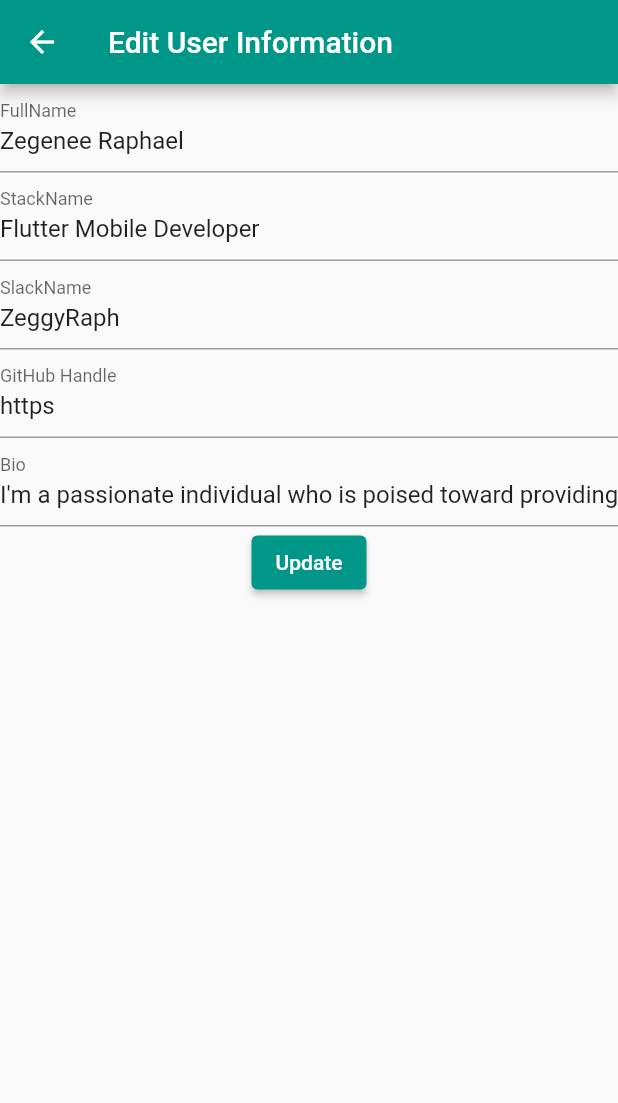
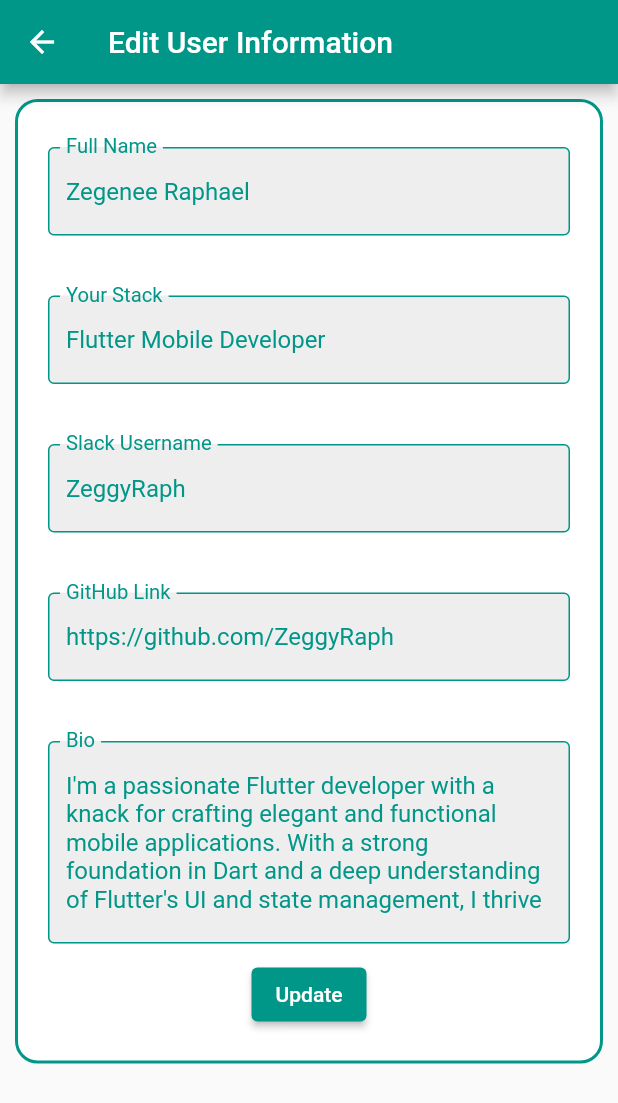
Before and after one commit to ZeggyRaph/editable_cv_mobile_app, a Flutter app: the screen it shows after launch, after a tap on "Edit CV", on a phone screen of 412 x 824 dp. Shown: the top 1103 px of the screen. Run offline on Flutter 3.47's test engine with Material 2 defaults, Android fonts, the phone set to English and light mode, and no system bars.

Commit message:
completed cv app

```diff
--- /dev/null
+++ b/lib/constants.dart
@@ -0,0 +1,28 @@
+import 'package:flutter/material.dart';
+
+var kContainerDecoration = BoxDecoration(
+  border:  Border.all(
+    color: Colors.teal,
+    style: BorderStyle.solid,
+    width: 2.0,
+  ),
+  color: Colors.white,
+  borderRadius: const BorderRadius.only(
+    topRight: Radius.circular(15.0),
+    bottomRight: Radius.circular(15.0),
+    topLeft: Radius.circular(15.0),
+    bottomLeft: Radius.circular(15.0),
+  ),
+);
+const kPaddingTextStyle = TextStyle(
+  color:Colors.teal,
+  fontSize: 12,
+  fontWeight: FontWeight.normal,
+  fontFamily:'SourceSan3',
+);
+
+const kTextStyle = TextStyle(
+  color: Colors.teal,
+  fontSize: 18.0,
+  fontFamily: 'Candal',
+);
--- a/lib/screens/edit_user_info_screen.dart
+++ b/lib/screens/edit_user_info_screen.dart
@@ -1,6 +1,8 @@
 import 'package:flutter/material.dart';
 
 import 'package:cv_editable_app/models/model.dart';
+
+import '../widgets/text_form_field_widget.dart';
 
 
 class EditUserInfoScreen extends StatefulWidget {
@@ -37,62 +39,69 @@ class _EditUserInfoScreenState extends State<EditUserInfoScreen> {
   Widget build(BuildContext context) {
     return Scaffold(
       appBar: AppBar(
-        title: Text('Edit User Information'),
+        title: const Text('Edit User Information'),
       ),
-      body: Form(
+      body:GestureDetector(
+        onTap: () {
+          // Close the keyboard by unfocusing the current focus node
+          FocusScope.of(context).unfocus();
+        },
+        child: SafeArea(
+          child:  Container(
+            margin:  const EdgeInsets.only(
+                top: 10,
+                bottom: 10,
+                right: 10.0,left: 10.0),
+            decoration:  BoxDecoration(
+              border: Border.all(
+                color: Colors.teal,
+                style: BorderStyle.solid,
+                width: 2.0,
+              ),
+              color: Colors.white,
+              borderRadius:const BorderRadius.only(
+                topRight: Radius.circular(15.0),
+                bottomRight: Radius.circular(15.0),
+                topLeft: Radius.circular(15.0),
+                bottomLeft: Radius.circular(15.0),
+              ),
+            ),
+            child: SingleChildScrollView(
+            child: Form(
               key: _formKey,
               child: Column(
                 children: <Widget>[
-            TextFormField(
+                  TextFormFieldStyling(
                       controller: _fullNameController,
-              decoration: InputDecoration(labelText: 'FullName'),
-              validator: (value) {
-                if (value!.isEmpty) {
-                  return 'Please enter your full name';
-                }
-                return null;
-              },
-            ),
-            TextFormField(
+                  labelText: 'Full Name',
+                  hinText: 'Please enter your full name',
+                  validatorMessage: 'please enter your full name'),
+                  TextFormFieldStyling(
                       controller: _stackNameController,
-              decoration: InputDecoration(labelText: 'StackName'),
-              validator: (value) {
-                if (value!.isEmpty) {
-                  return 'Please enter your stack name';
-                }
-                return null;
-              },
-            ),
-            TextFormField(
+                      labelText: 'Your Stack',
+                      hinText: 'Please enter your Stack',
+                      validatorMessage: 'please enter your Stack'),
+                  TextFormFieldStyling(
+
                       controller: _slackNameController,
-              decoration: InputDecoration(labelText: 'SlackName'),
-              validator: (value) {
-                if (value!.isEmpty) {
-                  return 'Please enter your slackName';
-                }
-                return null;
-              },
-            ),
-            TextFormField(
+                      labelText: 'Slack Username',
+                      hinText: 'Please enter your Slack Username',
+                      validatorMessage: 'please enter your Slack Username'),
+                  TextFormFieldStyling(
+
                       controller: _githubHandleController,
-              decoration: InputDecoration(labelText: 'GitHub Handle'),
-              validator: (value) {
-                if (value!.isEmpty) {
-                  return 'Please enter your GitHub Handle';
-                }
-                return null;
-              },
-            ),
-            TextFormField(
+                      labelText: 'GitHub Link',
+                      hinText: 'Please enter your GitHub Link',
+                      validatorMessage: 'Please enter your GitHub Link',),
+                  TextFormFieldStyling(
+                    keyboardType: TextInputType.multiline,
+                    textInputAction: TextInputAction.newline,
+                    maxLine: 5,
+                      minLine: 2,
                       controller: _bioController,
-              decoration: InputDecoration(labelText: 'Bio'),
-              validator: (value) {
-                if (value!.isEmpty) {
-                  return 'Please enter your bio';
-                }
-                return null;
-              },
-            ),
+                      labelText: 'Bio',
+                      hinText: 'Tell us about yourself...',
+                      validatorMessage: 'Please enter your bio'),
                   ElevatedButton(
                     onPressed: () {
                       if (_formKey.currentState!.validate()) {
@@ -104,19 +113,26 @@ class _EditUserInfoScreenState extends State<EditUserInfoScreen> {
                           githubHandle: _githubHandleController.text,
                           bio: _bioController.text,
                         );
+                        // Check if widget.userInformation is null and handle it accordingly
+                        if (widget.userInformation != null) {
+                          widget.onUpdate(updatedInfo);
+                        } else {
 
-                  // Call the onUpdate function to update the user information
-                  widget.onUpdate(updatedInfo);
-
+                        }
                         // Pop back to the previous screen
                         Navigator.pop(context);
                       }
                     },
-              child: Text('Update'),
+                    child: const Text('Update'),
                   ),
+                  const SizedBox(height: 20.0,),
                 ],
               ),
             ),
+        ),
+          ),),
+      ) ,
+
     );
   }
 
--- a/lib/screens/user_info_screen.dart
+++ b/lib/screens/user_info_screen.dart
@@ -1,20 +1,24 @@
+import 'package:cv_editable_app/constants.dart';
 import 'package:flutter/material.dart';
 
 import '../models/model.dart';
 import 'package:cv_editable_app/screens/edit_user_info_screen.dart';
 
 class UserInfoScreen extends StatefulWidget {
+  const UserInfoScreen({super.key});
+
   @override
   _UserInfoScreenState createState() => _UserInfoScreenState();
 }
 
 class _UserInfoScreenState extends State<UserInfoScreen> {
+
   UserInformation userInformation = UserInformation(
     fullName: 'Zegenee Raphael',
     stackName: 'Flutter Mobile Developer',
     slackUsername: 'ZeggyRaph',
-    githubHandle: 'https',
-    bio: 'I\'m a passionate individual who is poised toward providing solution using my programming skills'
+    githubHandle: 'https://github.com/ZeggyRaph',
+    bio: 'I\'m a passionate Flutter developer with a knack for crafting elegant and functional mobile applications. With a strong foundation in Dart and a deep understanding of Flutter\'s UI and state management, I thrive on turning creative ideas into delightful user experiences.'
   );
 
   void onUpdate(UserInformation updatedInfo) {
@@ -27,16 +31,79 @@ class _UserInfoScreenState extends State<UserInfoScreen> {
   Widget build(BuildContext context) {
     return Scaffold(
       appBar: AppBar(
-        title: Text('User Information'),
+        title: const Center(child: Text('User Information')),
       ),
-      body: Column(
+      body: GestureDetector(
+        onTap: () {
+
+          // Close the keyboard by unfocusing the current focus node
+          FocusScope.of(context).unfocus();
+        },
+        child: Container(
+          margin:  const EdgeInsets.only(
+              top: 10,
+              bottom: 10,
+              right: 10.0,left: 10.0),
+          decoration: kContainerDecoration,
+          child: Container(
+            margin: const EdgeInsets.only(left: 50.0,right: 10.0),
+            child: Column(
+              mainAxisAlignment: MainAxisAlignment.spaceEvenly,
+              crossAxisAlignment: CrossAxisAlignment.start,
               children: <Widget>[
-          Text('Full Name: ${userInformation.fullName}'),
-          Text('Stack Name: ${userInformation.stackName}'),
-          Text('Slack username: ${userInformation.slackUsername}'),
-          Text('GitHub Link: ${userInformation.githubHandle}'),
-          Text('Bio: ${userInformation.bio}'),
-          ElevatedButton(
+                Padding(
+                  padding: const EdgeInsets.only(top: 20,right: 10),
+                  child: Text('${userInformation.fullName}',
+                  style: TextStyle(
+                      color:Theme.of(context).primaryColor,
+                    fontSize: 25,
+                    fontWeight: FontWeight.bold,
+                    fontFamily:'Candal',
+                  ),),
+                ),
+                Padding(
+                  padding: const EdgeInsets.only(right: 50,),
+                  child: Text('${userInformation.stackName}',
+                    style: kPaddingTextStyle,),
+                ),
+                const SizedBox(
+                  height: 20.0,
+                ),
+                const Text('Slack username',
+                  style: kTextStyle,
+                ),
+                     Padding(
+                      padding: const EdgeInsets.only(left: 10.0,right: 10.0),
+                      child: Text('${userInformation.slackUsername}',
+                          style: kPaddingTextStyle,
+                      ),
+                    ),
+                const SizedBox(height: 20.0,),
+                const Text('GitHub Link',
+                  style: kTextStyle,
+                ),
+                Padding(
+                  padding: const EdgeInsets.only(left: 10.0,right: 10.0),
+                  child: Text(' ${userInformation.githubHandle}',
+                    style: kPaddingTextStyle,
+                  ),
+                ),
+                const SizedBox(height: 20.0,),
+                const Text('About Me',
+                  style: kTextStyle,
+                ),
+                Padding(
+                  padding: const EdgeInsets.only(left: 10.0,right: 10.0),
+                  child: Text(' ${userInformation.bio}',
+                    style: kPaddingTextStyle,
+                  ),
+                ),
+                const SizedBox(height: 20.0,),
+                Container(
+                  margin: const EdgeInsets.only(
+                      right: 20.0),
+                  width: double.infinity,
+                  child: ElevatedButton(
                     onPressed: () {
                       Navigator.push(
                         context,
@@ -48,9 +115,14 @@ class _UserInfoScreenState extends State<UserInfoScreen> {
                         ),
                       );
                     },
-            child: Text('Edit CV'),
+                    child: const Text('Edit CV'),
                   ),
+                ),
+                const SizedBox(height: 20.0,)
               ],
+            ),
+          ),
+        ),
       ),
     );
   }
--- /dev/null
+++ b/lib/widgets/text_form_field_widget.dart
@@ -0,0 +1,67 @@
+import 'package:flutter/material.dart';
+
+
+class TextFormFieldStyling extends StatelessWidget {
+  TextEditingController controller = TextEditingController();
+  late String? hinText;
+  late String? labelText;
+  late String? validatorMessage;
+  late  int? maxLine;
+  late  int? minLine;
+  late var textInputAction;
+  late var keyboardType;
+
+  TextFormFieldStyling({
+    required this.controller,
+    this.hinText,
+    this.labelText,
+    this.validatorMessage,
+    this.minLine,
+    this.maxLine,
+    this.keyboardType,
+    this.textInputAction,
+  });
+  FocusNode _focusNode = FocusNode();
+
+  @override
+  Widget build(BuildContext context) {
+    return Container(
+      margin: EdgeInsets.only(left: 20.0, right: 20.0, top: 20),
+      padding: const EdgeInsets.symmetric(vertical: 10.0,),
+      child: TextFormField(
+
+        style: TextStyle(color: Colors.teal),
+        focusNode: _focusNode,
+        textInputAction: textInputAction,
+
+        maxLines: maxLine,
+        minLines: minLine,
+        keyboardType: TextInputType.multiline,
+        autofocus: false,
+        controller: controller,
+        decoration: InputDecoration(
+
+          hintStyle:  TextStyle(color: Colors.teal),
+          filled: true,
+          fillColor: Colors.grey[200], // Background color when not focused
+          focusColor: Colors.grey[300],
+          hintText: hinText,
+          labelText: labelText,
+          labelStyle: const TextStyle(fontSize: 18.0,
+          color: Colors.teal),
+          border: OutlineInputBorder(
+            borderRadius: BorderRadius.circular(10),
+          ),
+          enabledBorder: OutlineInputBorder(
+            borderSide: BorderSide(
+              color: Colors.teal
+            ),
+          ),
+        ),
+        validator: (value) =>
+        value!.trim().isEmpty ? validatorMessage: null,
+        // initialValue: _fullName,
+      ),
+    );
+  }
+}
```
Also changed, not shown: pubspec.yaml (+9 -65 lines), fonts/Candal-Regular.ttf (added), fonts/PaytoneOne-Regular.ttf (added), fonts/SourceSans3-Regular.ttf (added). Lines whose indentation alone changed are shown as unchanged.
